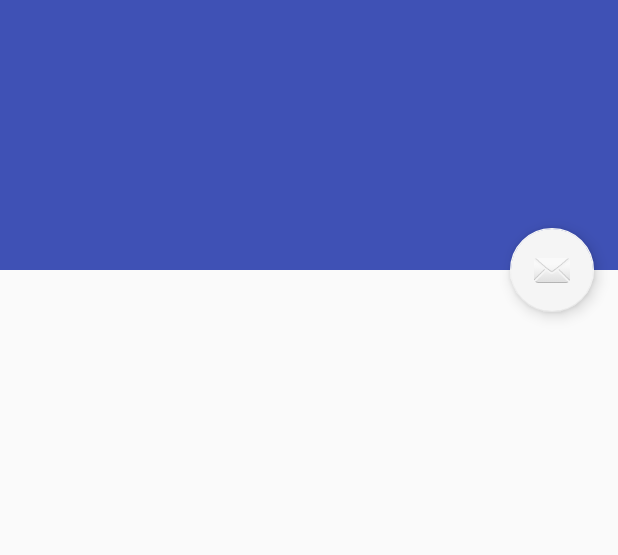
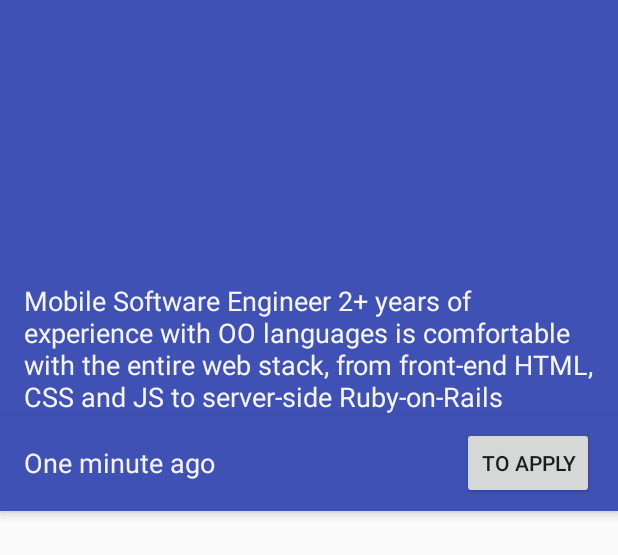
Before and after one commit to brolam/ProjectM, an Android app: the layout activity_job.xml on its own in the app's theme, with its tools: preview values and no code run, on a phone screen of 412 x 824 dp. Shown: the top 555 px of the screen. Run offline under Robolectric (Android 15) with nearby library versions, the phone set to English and light mode, and no system bars.

Commit message:
feat: Improvements in the job details screen.

```diff
--- a/app/src/main/java/br/com/brolam/projectm/MainActivity.java
+++ b/app/src/main/java/br/com/brolam/projectm/MainActivity.java
@@ -207,9 +207,8 @@ public class MainActivity extends AppCompatActivity
         }
     }
 
-
     @Override
-    public void onJobClick(String jobKey) {
-        JobActivity.show(this, jobKey, REQUEST_CODE_JOB_SELECT);
+    public void onJobClick(String jobKey, HashMap job) {
+        JobActivity.show(this, jobKey, job, REQUEST_CODE_JOB_SELECT);
     }
 }
--- a/app/src/main/java/br/com/brolam/projectm/adapters/holders/JobHolder.java
+++ b/app/src/main/java/br/com/brolam/projectm/adapters/holders/JobHolder.java
@@ -17,7 +17,7 @@ import br.com.brolam.projectm.data.models.Job;
 public class JobHolder extends RecyclerView.ViewHolder   {
 
     public interface JobHolderClickable{
-        void onJobClick(String jobKey);
+        void onJobClick(String jobKey, HashMap job);
     }
 
     private TextView title;
@@ -31,14 +31,14 @@ public class JobHolder extends RecyclerView.ViewHolder   {
         this.publishedDate = (TextView)itemView.findViewById(R.id.publishedDate);
     }
 
-    public void bind(final String jobKey, HashMap job, final JobHolderClickable jobHolderClickable ){
+    public void bind(final String jobKey, final HashMap job, final JobHolderClickable jobHolderClickable ){
         this.title.setText((String)job.get(Job.TITLE));
         this.summary.setText((String)job.get(Job.SUMMARY));
         this.publishedDate.setText(getTextPublished((Long)job.get(Job.PUBLISHED_DATE)));
         this.itemView.setOnClickListener(new View.OnClickListener() {
             @Override
             public void onClick(View view) {
-                jobHolderClickable.onJobClick(jobKey);
+                jobHolderClickable.onJobClick(jobKey, job);
             }
         });
     }
--- a/app/src/main/res/layout/activity_job.xml
+++ b/app/src/main/res/layout/activity_job.xml
@@ -5,7 +5,8 @@
     android:layout_width="match_parent"
     android:layout_height="match_parent"
     android:fitsSystemWindows="true"
-    tools:context="br.com.brolam.projectm.JobActivity">
+    tools:context="br.com.brolam.projectm.JobActivity"
+    tools:menu="@menu/menu_job">
 
     <android.support.design.widget.AppBarLayout
         android:id="@+id/app_bar"
@@ -21,26 +22,86 @@
             android:fitsSystemWindows="true"
             app:contentScrim="?attr/colorPrimary"
             app:layout_scrollFlags="scroll|exitUntilCollapsed">
-
             <android.support.v7.widget.Toolbar
                 android:id="@+id/toolbar"
                 android:layout_width="match_parent"
                 android:layout_height="?attr/actionBarSize"
                 app:layout_collapseMode="pin"
                 app:popupTheme="@style/AppTheme.PopupOverlay" />
+        </android.support.design.widget.CollapsingToolbarLayout>
 
-        </android.support.design.widget.CollapsingToolbarLayout>
     </android.support.design.widget.AppBarLayout>
 
-    <include layout="@layout/content_job" />
 
-    <android.support.design.widget.FloatingActionButton
-        android:id="@+id/fab"
-        android:layout_width="wrap_content"
-        android:layout_height="wrap_content"
-        android:layout_margin="@dimen/fab_margin"
-        app:layout_anchor="@id/app_bar"
-        app:layout_anchorGravity="bottom|end"
-        app:srcCompat="@android:drawable/ic_dialog_email" />
+    <android.support.v4.widget.NestedScrollView
+        android:layout_width="match_parent"
+        android:layout_height="match_parent"
+        app:layout_behavior="@string/appbar_scrolling_view_behavior">
+
+        <LinearLayout
+            android:layout_width="match_parent"
+            android:layout_height="match_parent"
+            android:orientation="vertical">
+            <LinearLayout
+                android:id="@+id/lineLayoutSummary"
+                android:layout_width="match_parent"
+                android:layout_height="wrap_content"
+                android:background="@color/colorPrimary"
+                >
+                <TextView
+                    android:id="@+id/summary"
+                    android:layout_width="match_parent"
+                    android:layout_height="wrap_content"
+                    android:layout_marginLeft="@dimen/default_margin"
+                    android:layout_marginRight="@dimen/default_margin"
+                    android:layout_marginTop="@dimen/default_text_margin"
+                    tools:text="Mobile Software Engineer 2+ years of experience with OO languages is comfortable with the entire web stack, from front-end HTML, CSS and JS to server-side Ruby-on-Rails"
+                    android:textAppearance="@style/TextAppearance.AppCompat.Medium"
+                    android:textColor="@color/colorWhite" />
+                />
+            </LinearLayout>
+
+
+            <RelativeLayout
+                android:layout_width="match_parent"
+                android:layout_height="wrap_content"
+                android:orientation="horizontal"
+                android:background="@color/colorPrimary"
+                app:layout_collapseMode="pin"
+                android:elevation="4dp">
+                <TextView
+                    android:id="@+id/publishedDate"
+                    android:layout_width="wrap_content"
+                    android:layout_height="wrap_content"
+                    android:layout_alignParentLeft="true"
+                    android:layout_centerInParent="true"
+                    android:layout_marginLeft="@dimen/default_margin"
+                    tools:text="One minute ago"
+                    android:textAppearance="@style/TextAppearance.AppCompat.Medium"
+                    android:textColor="@color/colorWhite" />
+
+                <Button
+                    android:id="@+id/buttonToApplay"
+                    android:layout_width="wrap_content"
+                    android:layout_height="wrap_content"
+                    android:layout_marginTop="@dimen/default_text_margin"
+                    android:layout_marginBottom="@dimen/default_text_margin"
+                    android:layout_alignParentEnd="true"
+                    android:layout_alignParentRight="true"
+                    android:layout_centerHorizontal="true"
+                    android:layout_marginRight="@dimen/default_margin"
+                    android:text="@string/action_to_apply" />
+            </RelativeLayout>
+
+            <LinearLayout
+                android:layout_width="match_parent"
+                android:layout_height="wrap_content">
+                <include layout="@layout/content_job" />
+            </LinearLayout>
+
+        </LinearLayout>
+
+    </android.support.v4.widget.NestedScrollView>
+
 
 </android.support.design.widget.CoordinatorLayout>
--- a/app/src/main/res/menu/menu_job.xml
+++ b/app/src/main/res/menu/menu_job.xml
@@ -3,8 +3,8 @@
     xmlns:tools="http://schemas.android.com/tools"
     tools:context="br.com.brolam.projectm.JobActivity">
     <item
-        android:id="@+id/action_settings"
+        android:id="@+id/action_to_apply"
         android:orderInCategory="100"
-        android:title="@string/action_settings"
-        app:showAsAction="never" />
+        android:title="@string/action_to_apply"
+        app:showAsAction="always" />
 </menu>
--- a/app/src/main/res/values/colors.xml
+++ b/app/src/main/res/values/colors.xml
@@ -2,7 +2,7 @@
 <resources>
     <color name="colorPrimary">#3F51B5</color>
     <color name="colorPrimaryDark">#303F9F</color>
-    <color name="colorAccent">#f5f5f5</color>
+    <color name="colorAccent">#f6f1f7</color>
     <color name="colorWhite">#f5f5f5</color>
     <color name="colorWhiteHint">#f7f6f6</color>
 </resources>
--- a/app/src/main/res/values/strings.xml
+++ b/app/src/main/res/values/strings.xml
@@ -124,4 +124,5 @@
         "For example, position the FAB to one side of stream of a cards so the FAB won’t interfere "
         "when a user tries to pick up one of cards.\n\n"
     </string>
+    <string name="action_to_apply">To apply</string>
 </resources>
```
Also changed, not shown: app/src/main/java/br/com/brolam/projectm/JobActivity.java (+22 -65 lines), 3 other files.
